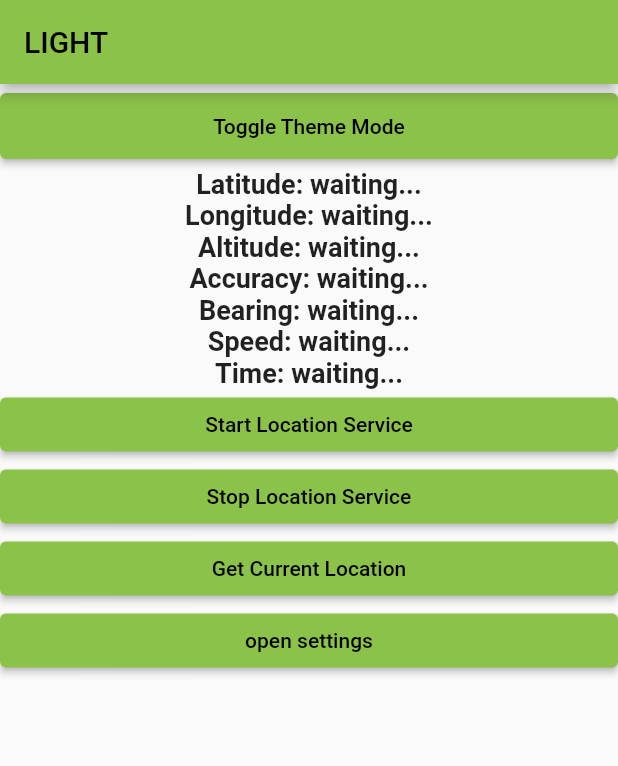
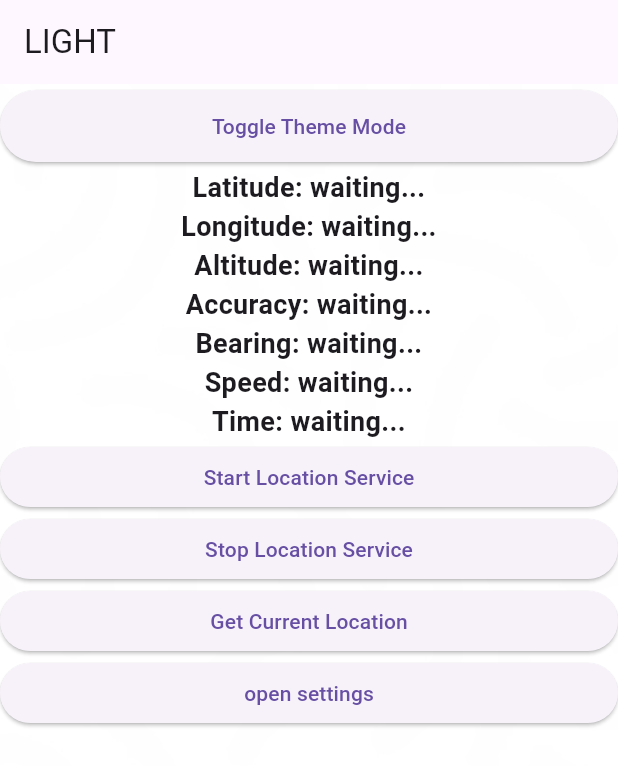
Before and after one commit to lolmaxlevel/compass_app, a Flutter app: the screen it shows after launch, on a phone screen of 412 x 824 dp. Shown: the top 766 px of the screen. Run offline on Flutter 3.47's test engine with Material 2 defaults, Android fonts, the light colour scheme and no system bars; our stand-ins replace adaptive_theme, shared_preferences; missing offline and left inert: background_location.

Commit message:
added bg image and basic themes

```diff
--- a/lib/main.dart
+++ b/lib/main.dart
@@ -20,12 +20,8 @@ class MyApp extends StatelessWidget {
     return AnimatedSwitcher(
       duration: const Duration(seconds: 1),
       child: AdaptiveTheme(
-        light: ThemeData(
-          primarySwatch: Colors.lightGreen,
-        ),
-        dark: ThemeData(
-          primarySwatch: Colors.yellow,
-        ),
+        light: ThemeData.light(useMaterial3: true),
+        dark: ThemeData.dark(useMaterial3: true),
         initial: savedThemeMode ?? AdaptiveThemeMode.light,
         builder: (theme, darkTheme) => MaterialApp(
           theme: theme,
--- a/lib/pages/main_screen.dart
+++ b/lib/pages/main_screen.dart
@@ -36,7 +36,21 @@ class _MainScreenState extends State<MainScreen> {
     return AnimatedTheme(
       duration: const Duration(seconds: 1),
         data: Theme.of(context),
+        child: Container(
+          constraints: const BoxConstraints.expand(),
+          decoration: BoxDecoration(
+            image: DecorationImage(
+                image: const AssetImage("assets/img.png"),
+                opacity:
+                AdaptiveTheme.of(context).mode.modeName.toUpperCase() == "DARK"
+                    ? 1
+                    : 0.1,
+                fit: BoxFit.cover
+            )
+          ),
+          // #TODO добавить нормальный свитч темы(только на черную и белую, что бы избежать бага с системной)
           child: Scaffold(
+            backgroundColor: Colors.transparent,
             appBar: AppBar(
               title: Text(AdaptiveTheme.of(context).mode.modeName.toUpperCase()),
             ),
@@ -82,6 +96,7 @@ class _MainScreenState extends State<MainScreen> {
               ),
             ),
           ),
+        )
     );
   }
 
--- a/pubspec.yaml
+++ b/pubspec.yaml
@@ -65,9 +65,8 @@ flutter:
   uses-material-design: true
 
   # To add assets to your application, add an assets section, like this:
-  # assets:
-  #   - images/a_dot_burr.jpeg
-  #   - images/a_dot_ham.jpeg
+  assets:
+    - assets/
 
   # An image asset can refer to one or more resolution-specific "variants", see
   # https://flutter.dev/assets-and-images/#resolution-aware
```
Also changed, not shown: assets/img.png (added). Lines whose indentation alone changed are shown as unchanged.
